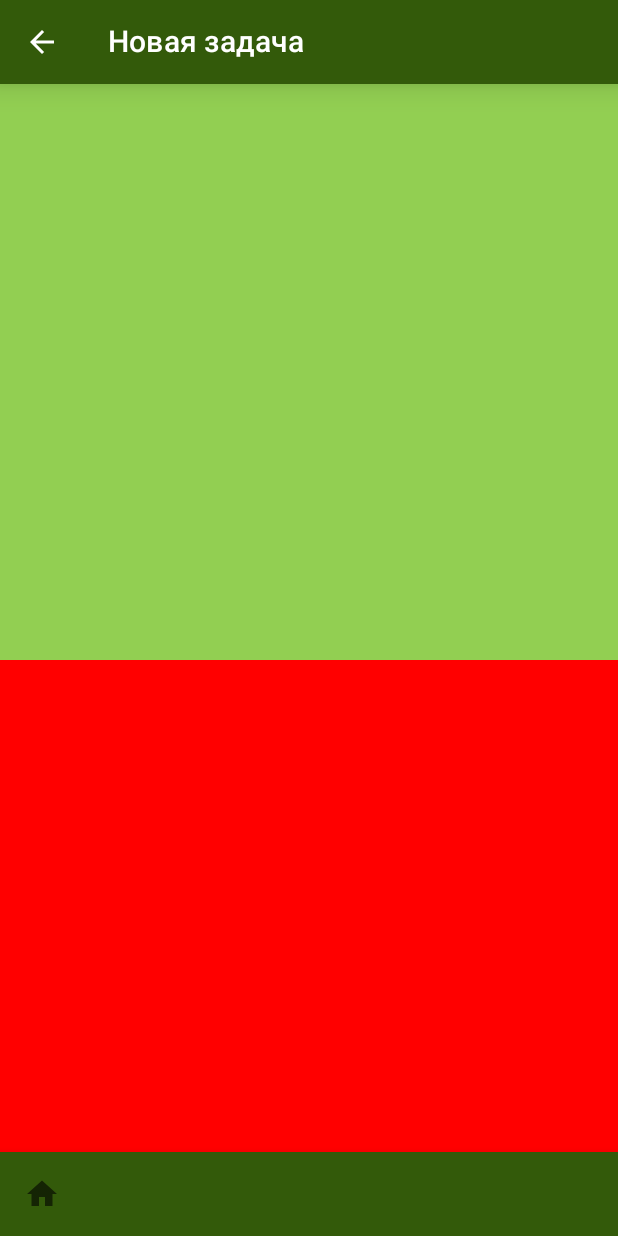
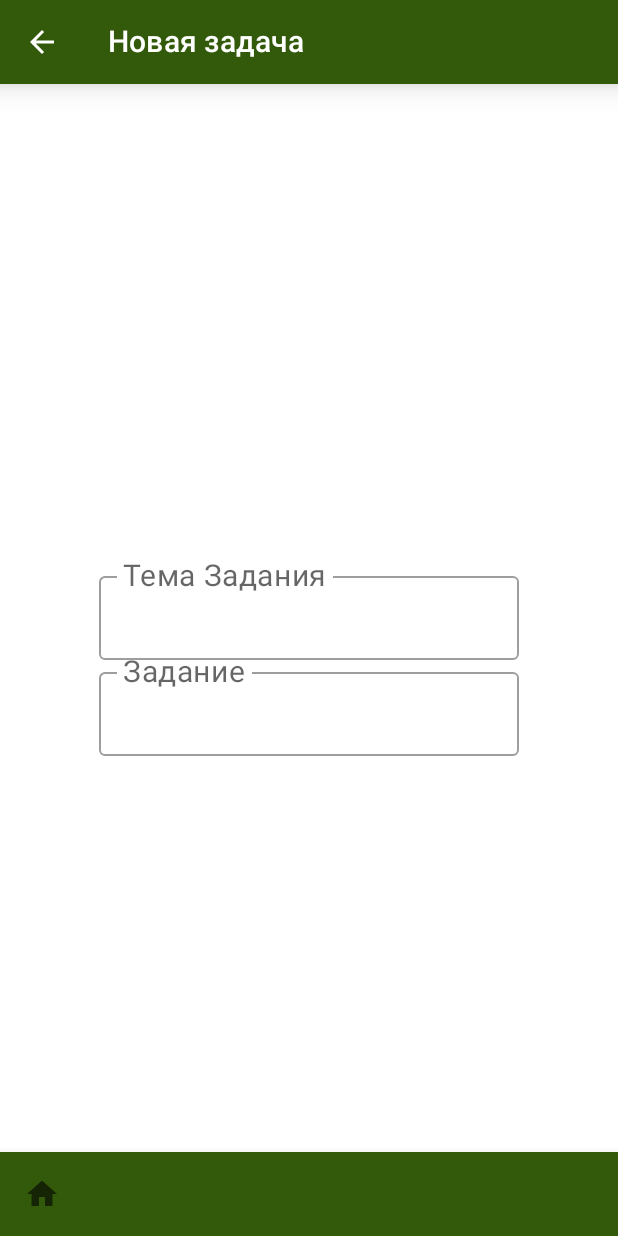
Before and after one commit to IVANZHEGALIN/CedarShop1, an Android app built with Jetpack Compose: the AddNewTaskWorkerScreen screen opened through its navigation route, on a phone screen of 412 x 824 dp. Run offline under Robolectric (Android 15) with nearby library versions, the phone set to English and light mode, and no system bars.

Commit message:
добавил эран для добавления новой задачи

```diff
--- a/app/src/main/java/com/example/cedarshop/screens/AddNewTaskWorkerScreen.kt
+++ b/app/src/main/java/com/example/cedarshop/screens/AddNewTaskWorkerScreen.kt
@@ -1,24 +1,24 @@
 package com.example.cedarshop.screens
 
-import androidx.compose.foundation.background
-import androidx.compose.foundation.layout.Box
-import androidx.compose.foundation.layout.Column
-import androidx.compose.foundation.layout.fillMaxWidth
+import androidx.compose.foundation.layout.*
 import androidx.compose.material.*
 import androidx.compose.material.icons.Icons
 import androidx.compose.material.icons.filled.ArrowBack
 import androidx.compose.material.icons.filled.Home
-import androidx.compose.runtime.Composable
+import androidx.compose.runtime.*
+import androidx.compose.ui.Alignment
 import androidx.compose.ui.Modifier
 import androidx.compose.ui.graphics.Color
+import androidx.compose.ui.text.TextStyle
+import androidx.compose.ui.text.font.FontFamily
 import androidx.compose.ui.tooling.preview.Preview
 import androidx.compose.ui.unit.dp
+import androidx.compose.ui.unit.sp
 import androidx.navigation.NavHostController
 import androidx.navigation.compose.rememberNavController
 import com.example.cedarshop.navigation.NavRoute
 import com.example.cedarshop.ui.theme.CedarShopTheme
 import com.example.cedarshop.ui.theme.DarkGreen
-import com.example.cedarshop.ui.theme.LightGreen
 
 @Composable
 fun AddNewTaskWorkerScreen(navController: NavHostController) {
@@ -31,7 +31,9 @@ fun AddNewTaskWorkerScreen(navController: NavHostController) {
                     )
                 },
                 navigationIcon = {
-                    IconButton(onClick = { navController.navigate(route = NavRoute.ControlWorkerTask.route) }) {
+                    IconButton(onClick =
+                    { navController.navigate(route = NavRoute.ControlWorkerTask.route) })
+                    {
                         Icon(Icons.Filled.ArrowBack, contentDescription = "Back")
                     }
 
@@ -71,26 +73,38 @@ fun PrevAddNewTaskWorkerScreen() {
 
 @Composable
 fun StatusTaskItem() {
-    Column() {
+    var textTitle by remember { mutableStateOf(" ") }
+    var textTopic by remember { mutableStateOf(" ") }
+    Column(modifier = Modifier
+        .fillMaxSize(),
+        horizontalAlignment = Alignment.CenterHorizontally,
+        verticalArrangement = Arrangement.Center
+        ) {
 
 
-        Box(
-            modifier = Modifier
-                .background(color = LightGreen)
-                .fillMaxWidth()
-                .weight(2f)
-        ){
-
-        }
-
-        Box(
-            modifier = Modifier
-                .background(color = Color.Red)
-                .fillMaxWidth()
-                .weight(2f)
-        ){
-
-        }
+        OutlinedTextField(
+            value = textTitle,
+            onValueChange = { textTitle = it },
+            label = {
+                Text(
+                    text = "Тема Задания",
+                    fontSize = 20.sp,
+                    fontFamily = FontFamily.SansSerif
+                )
+            },
+        )
+        Spacer(modifier = Modifier.width(30.dp))
+        OutlinedTextField(
+            value = textTopic,
+            onValueChange = { textTopic = it },
+            label = {
+                Text(
+                    text = "Задание",
+                    fontSize = 20.sp,
+                    fontFamily = FontFamily.SansSerif
+                )
+            },
+        )
 
     }
 }
--- a/app/src/main/java/com/example/cedarshop/screens/ControlWorkerTaskScreen.kt
+++ b/app/src/main/java/com/example/cedarshop/screens/ControlWorkerTaskScreen.kt
@@ -51,7 +51,7 @@ fun ControlWorkerTaskScreen(navController: NavHostController) {
                 content = {
                     Icon(Icons.Filled.Add, contentDescription = "Добавить")
                 },
-                onClick = { },
+                onClick = { navController.navigate(route = NavRoute.AddNewTaskWorker.route)},
                 backgroundColor = DarkGreen,
                 contentColor = Color.White,
             )
@@ -90,7 +90,7 @@ fun StatusTaskItem(title: String, subtitle: String, navController: NavHostContro
         modifier = Modifier
             .fillMaxWidth()
             .padding(vertical = 8.dp, horizontal = 24.dp)
-            .clickable { navController.navigate(route = NavRoute.AddNewTaskWorker.route) },
+            .clickable { navController.navigate(route = NavRoute.Task.route) },
         elevation = 6.dp
     ) {
         Row(verticalAlignment = Alignment.CenterVertically) {
```
